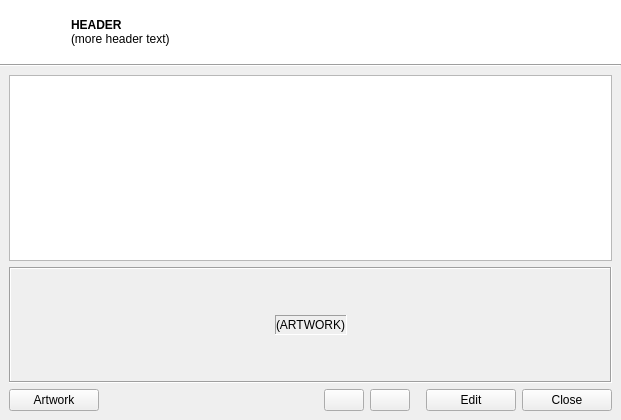
Before: the Qt Designer form gui/MetaInfo.ui in lordmulder/LameXP, drawn with Qt 5.
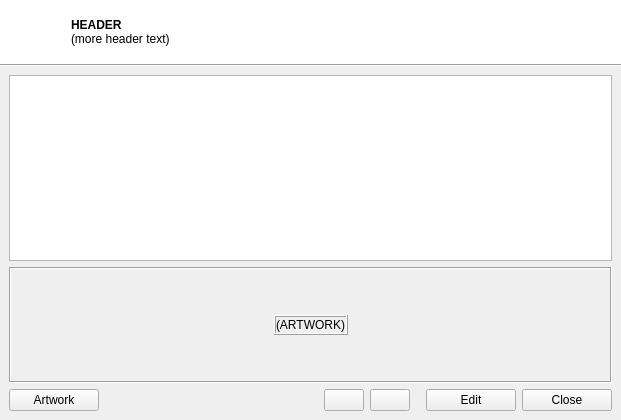
After: the same form once the commit is applied. Icons and pictures are not drawn.

```diff
--- a/gui/MetaInfo.ui
+++ b/gui/MetaInfo.ui
@@ -238,10 +238,10 @@
             <item row="1" column="1">
              <widget class="QFrame" name="frameArtworkInner">
               <property name="frameShape">
-               <enum>QFrame::Panel</enum>
+               <enum>QFrame::Box</enum>
               </property>
               <property name="frameShadow">
-               <enum>QFrame::Sunken</enum>
+               <enum>QFrame::Raised</enum>
               </property>
               <layout class="QVBoxLayout" name="verticalLayout_5">
                <property name="spacing">
```
Left out of the diff: 1 changed line with no effect on the pictures.
